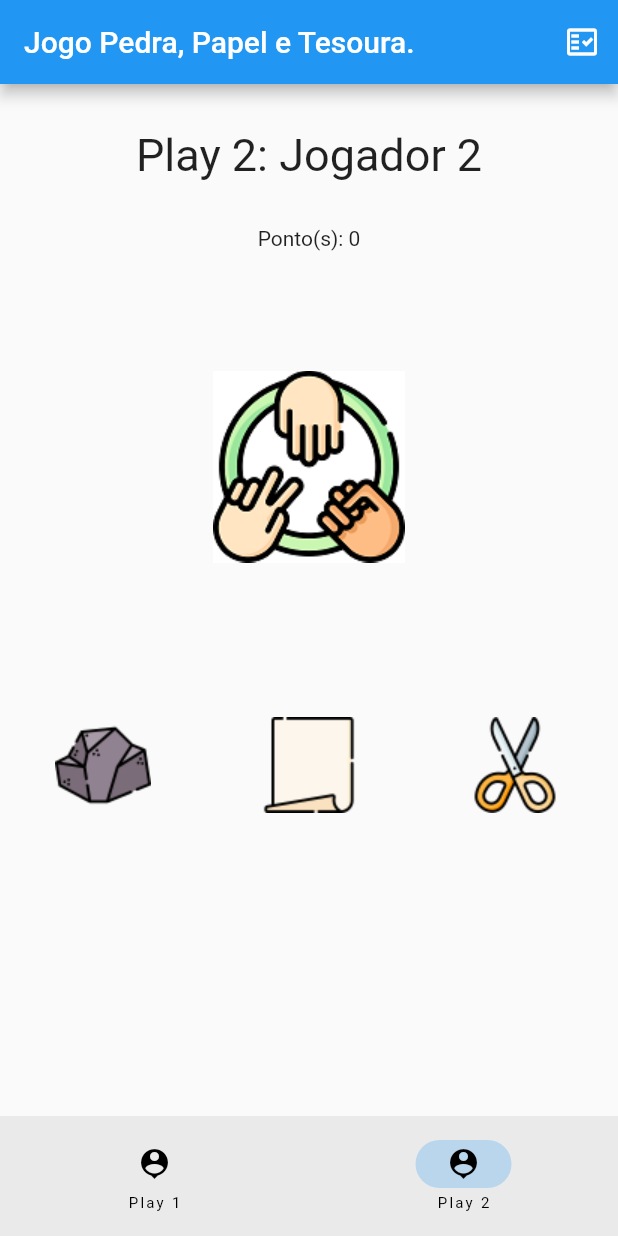
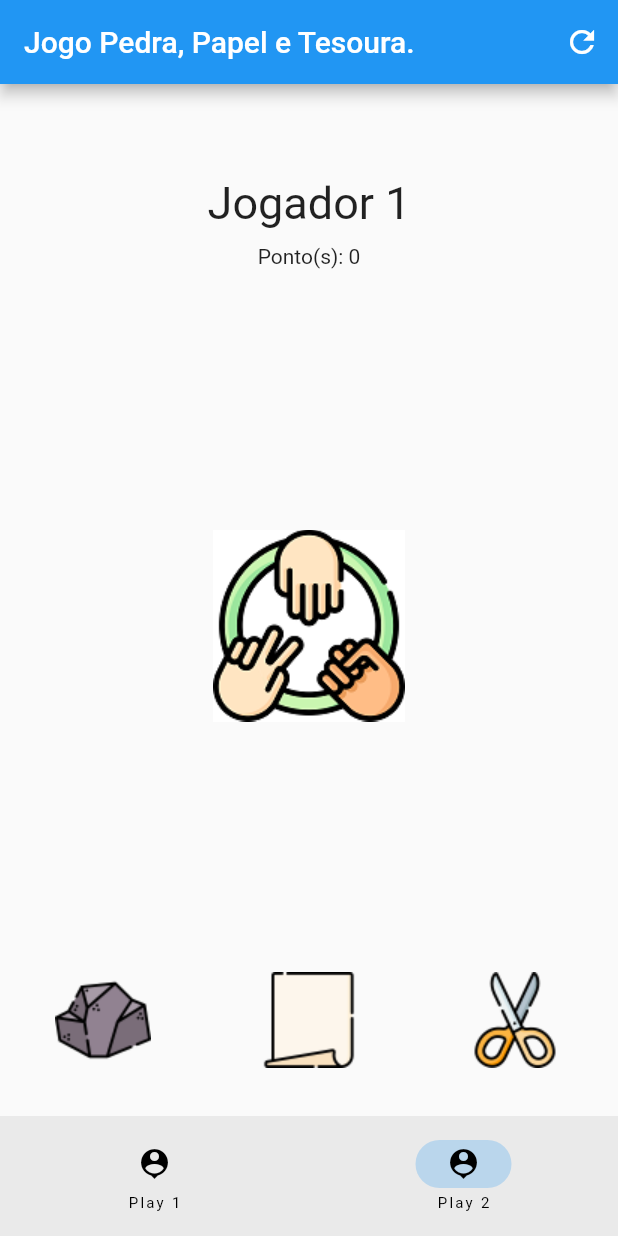
Before and after one commit to stefano2007/JogoPedraPapelTesouraFlutter, a Flutter app: the screen it shows after launch, swiped to page 2, on a phone screen of 412 x 824 dp. Run offline on Flutter 3.47's test engine with Material 2 defaults, Android fonts, the phone set to English and light mode, and no system bars.

Commit message:
Componetizando tela jogo

```diff
--- a/lib/controllers/JogoController.dart
+++ b/lib/controllers/JogoController.dart
@@ -28,11 +28,8 @@ class JogoController extends ChangeNotifier{
     Jogado? Ganhado = service.VerificarGanhador(jogado1, jogado2);
     if(Ganhado != null){
       Ganhado.incrementScore();
-      debugPrint('Jogador ${Ganhado.name} ganhou!');
-      mostraMensagem('Jogador ${Ganhado.name} ganhou!', context);
-
+      mostraMensagem('${Ganhado.name} ganhou!', context);
     }else{
-      debugPrint('Empatou!');
       mostraMensagem('Empatou!', context);
     }
 
@@ -42,6 +39,7 @@ class JogoController extends ChangeNotifier{
   }
 
   void mostraMensagem(String mensagem, BuildContext context){
+    debugPrint(mensagem);
 
     ScaffoldMessenger.of(context).hideCurrentSnackBar();
     ScaffoldMessenger.of(context).showSnackBar(
--- /dev/null
+++ b/lib/telaJogo.dart
@@ -0,0 +1,95 @@
+import 'package:contador/models/Jogado.dart';
+import 'package:flutter/material.dart';
+import 'config.dart';
+
+class TelaJogo extends StatefulWidget {
+  TelaJogo(
+      {Key? key,
+      required this.jogador,
+      required this.onTapPedra,
+      required this.onTapPapel,
+      required this.onTapTesoura})
+      : super(key: key);
+
+  final Jogado jogador;
+  void Function() onTapPedra;
+  void Function() onTapPapel;
+  void Function() onTapTesoura;
+
+  @override
+  State<StatefulWidget> createState() => _TelaJogoState();
+}
+
+class _TelaJogoState extends State<TelaJogo> {
+  Image? ResouverIcone(OpcoesGame? opcao) {
+    debugPrint('opcao ${opcao}');
+
+    if (opcao == null) return null;
+
+    if (opcao == OpcoesGame.Pedra) return Image.asset(imagemPedra);
+
+    if (opcao == OpcoesGame.Papel) return Image.asset(imagemPapel);
+
+    if (opcao == OpcoesGame.Tesoura) return Image.asset(imagemTesoura);
+  }
+
+  @override
+  Widget build(BuildContext context) {
+    final player = widget.jogador;
+
+    if (player == null) {
+      return const Center(
+        child: CircularProgressIndicator(),
+      );
+    }
+
+    return Column(
+      mainAxisAlignment: MainAxisAlignment.spaceAround,
+      children: [
+        Padding(
+          padding: EdgeInsets.all(30),
+          child: Column(
+            children: [
+              Text(
+                '${player.name}',
+                style: const TextStyle(fontSize: 30),
+              ),
+              SizedBox(
+                height: 10,
+              ),
+              Text("Ponto(s): ${player.score}"),
+            ],
+          ),
+        ),
+        Padding(
+            padding: EdgeInsets.symmetric(vertical: 80),
+            child: Column(
+              children: [
+                ResouverIcone(player.opcao) ?? Image.asset(imagemLogoJogo),
+                Text(
+                  "${player.opcao ?? ''}",
+                  style: const TextStyle(fontSize: 20.0),
+                )
+              ],
+            )),
+        Row(
+          mainAxisAlignment: MainAxisAlignment.spaceAround,
+          children: <Widget>[
+            GestureDetector(
+              child: Image.asset(imagemPedra),
+              onTap: widget.onTapPedra,
+            ),
+            GestureDetector(
+              child: Image.asset(imagemPapel),
+              onTap: widget.onTapPapel,
+            ),
+            GestureDetector(
+              child: Image.asset(imagemTesoura),
+              onTap: widget.onTapTesoura,
+            ),
+          ],
+        )
+      ],
+    );
+  }
+}
--- a/lib/views/JogoPage.dart
+++ b/lib/views/JogoPage.dart
@@ -1,5 +1,6 @@
 import 'package:contador/config.dart';
 import 'package:contador/models/Jogado.dart';
+import 'package:contador/telaJogo.dart';
 import 'package:flutter/material.dart';
 import 'package:provider/provider.dart';
 
@@ -55,6 +56,13 @@ class _JogoPageState extends State<JogoPage> {
     if (opcao == OpcoesGame.Tesoura) return Image.asset(imagemTesoura);
   }
 
+  void onTapPlayer(Jogado player, OpcoesGame opt){
+      setState(() {
+        player.setJogada(opt);
+      });
+  }
+
+
   @override
   Widget build(BuildContext context) {
     return Scaffold(
@@ -65,7 +73,7 @@ class _JogoPageState extends State<JogoPage> {
             onPressed: () => {
 
             },
-            icon: const Icon(Icons.fact_check_outlined),
+            icon: const Icon(Icons.refresh_outlined),
           ),
         ],
       ),
@@ -75,134 +83,56 @@ class _JogoPageState extends State<JogoPage> {
         children: [
           Consumer<JogoController>(
             builder: (context, jogoController, _) {
-              final jogador1 = jogoController.jogado1;
+              final jogador = jogoController.jogado2;
 
-              if (jogador1 == null) {
+              if (jogador == null) {
                 return const Center(
                   child: CircularProgressIndicator(),
                 );
               }
 
-              return Column(
-                children: [
-                  Padding(
-                    padding: EdgeInsets.all(30),
-                    child: Text(
-                      'Play 1: ${jogador1.name}',
-                      style: TextStyle(fontSize: 30),
-                    ),
-                  ),
-                  Text("Ponto(s): ${jogador1.score}"),
-                  Padding(
-                    padding: EdgeInsets.symmetric(vertical: 80),
-                    child: Column(children: [
-                      ResouverIcone(jogador1.opcao) ?? Image.asset(imagemLogoJogo),
-                      Text("${jogador1.opcao ?? ''}",
-                        style: TextStyle(fontSize: 20.0),
-                      )
-                    ],)
-                  ),
-                  Row(
-                    mainAxisAlignment: MainAxisAlignment.spaceAround,
-                    children: <Widget>[
-                      GestureDetector(
-                        child: Image.asset(imagemPedra),
-                        onTap: () => {
-                          setState(() {
-                            jogador1.setJogada(OpcoesGame.Pedra);
-                          }),
-                          changePage(1),
-                        },
-                      ),
-                      GestureDetector(
-                        child: Image.asset(imagemPapel),
-                        onTap: () => {
-                          setState(() {
-                            jogador1.setJogada(OpcoesGame.Papel);
-                          }),
-                          changePage(1),
-                        },
-                      ),
-                      GestureDetector(
-                        child: Image.asset(imagemTesoura),
-                        onTap: () => {
-                          setState(() {
-                            jogador1.setJogada(OpcoesGame.Tesoura);
-                          }),
-                          changePage(1),
-                        },
-                      ),
-                    ],
-                  )
-                ],
+              return TelaJogo(jogador: jogador,
+                onTapPedra: () {
+                  onTapPlayer(jogador, OpcoesGame.Pedra);
+                  print("onTapPedra");
+                } ,
+                onTapPapel: () {
+                  onTapPlayer(jogador, OpcoesGame.Papel);
+                  print("onTapPapel");
+                },
+                onTapTesoura: () {
+                  onTapPlayer(jogador, OpcoesGame.Tesoura);
+                  print("onTapTesoura");
+                }
               );
             },
           ),
           Consumer<JogoController>(
             builder: (context, jogoController, _) {
-              final jogador2 = jogoController.jogado2;
+              final jogador = jogoController.jogado1;
 
-              if (jogador2 == null) {
+              if (jogador == null) {
                 return const Center(
                   child: CircularProgressIndicator(),
                 );
               }
 
-              return Column(
-                children: [
-                  Padding(
-                    padding: EdgeInsets.all(30),
-                    child: Text(
-                      'Play 2: ${jogador2.name}',
-                      style: TextStyle(fontSize: 30),
-                    ),
-                  ),
-                  Text("Ponto(s): ${jogador2.score}"),
-                  Padding(
-                      padding: EdgeInsets.symmetric(vertical: 80),
-                      child: Column(children: [
-                        ResouverIcone(jogador2.opcao) ?? Image.asset(imagemLogoJogo),
-                        Text("${jogador2.opcao ?? ''}",
-                          style: TextStyle(fontSize: 20.0),
-                        )
-                      ],)
-                  ),
-                  Row(
-                    mainAxisAlignment: MainAxisAlignment.spaceAround,
-                    children: <Widget>[
-                      GestureDetector(
-                        child: Image.asset(imagemPedra),
-                        onTap: () => {
-                          setState(() {
-                            jogador2.setJogada(OpcoesGame.Pedra);
-                          }),
-                          jogoController.VerificarGanhador(context),
-                          changePage(0),
-                        },
-                      ),
-                      GestureDetector(
-                        child: Image.asset(imagemPapel),
-                        onTap: () => {
-                          setState(() {
-                            jogador2.setJogada(OpcoesGame.Papel);
-                          }),
-                          jogoController.VerificarGanhador(context),
-                          changePage(0),
-                        },
-                      ),
-                      GestureDetector(
-                        child: Image.asset(imagemTesoura),
-                        onTap: () => {
-                          setState(() {
-                            jogador2.setJogada(OpcoesGame.Tesoura);
-                          }),
-                          jogoController.VerificarGanhador(context),
-                          changePage(0),
-                        },
-                      ),
-                    ],
-                  )
-                ],
+              return TelaJogo(jogador: jogador,
+                  onTapPedra: () {
+                    onTapPlayer(jogador, OpcoesGame.Pedra);
+                    jogoController.VerificarGanhador(context);
+                    print("onTapPedra");
+                  } ,
+                  onTapPapel: () {
+                    onTapPlayer(jogador, OpcoesGame.Papel);
+                    jogoController.VerificarGanhador(context);
+                    print("onTapPapel");
+                  },
+                  onTapTesoura: () {
+                    onTapPlayer(jogador, OpcoesGame.Tesoura);
+                    jogoController.VerificarGanhador(context);
+                    print("onTapTesoura");
+                  }
               );
             },
           ),
```
Also changed, not shown: 1 other file.
